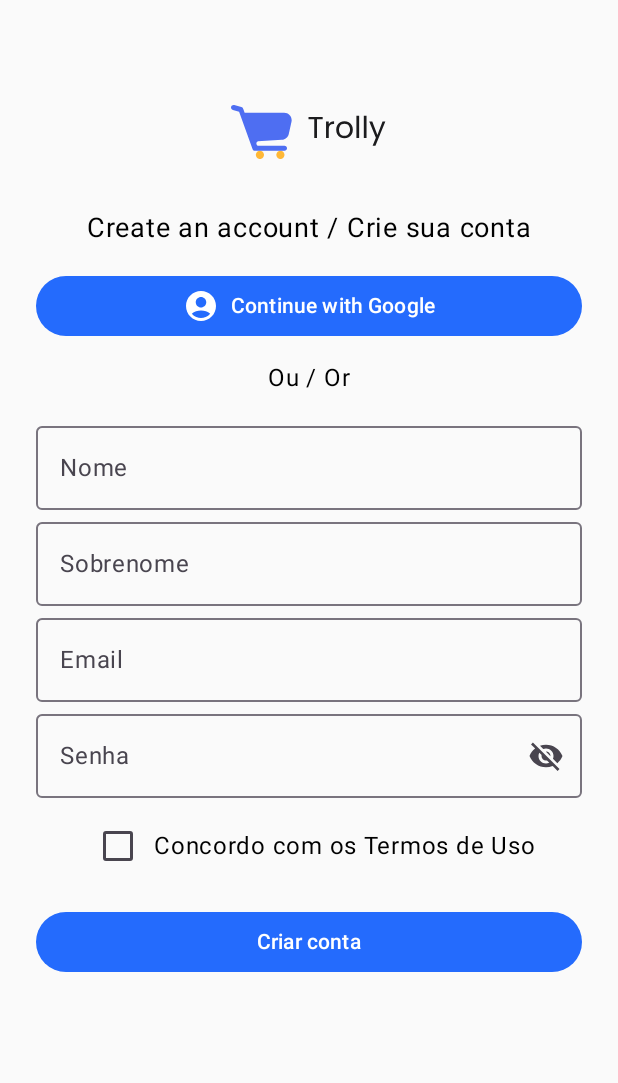
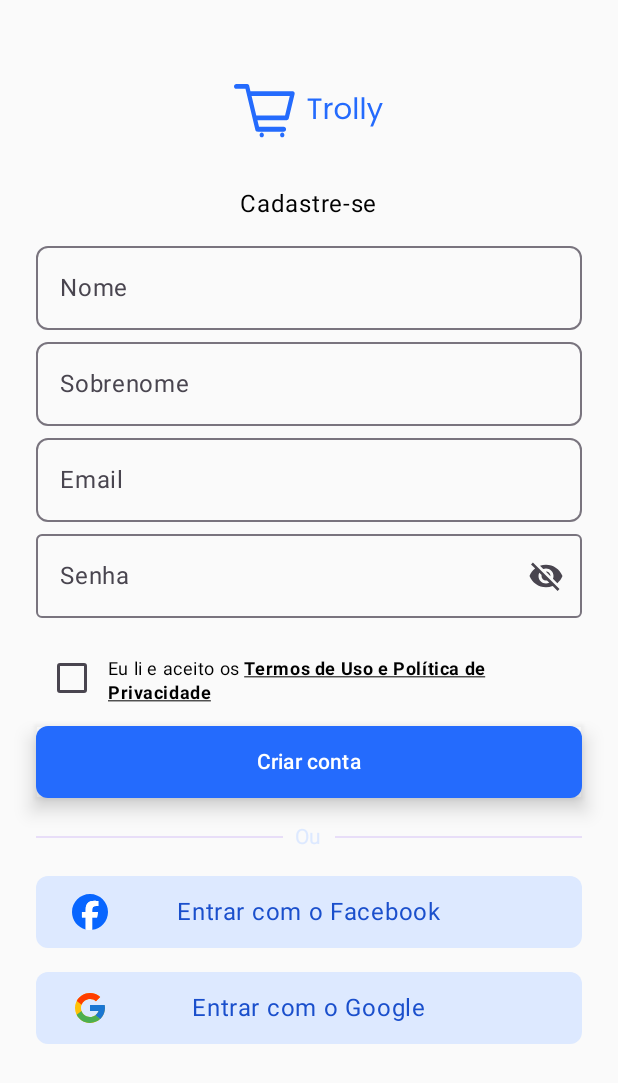
Before and after one commit to andersonlourenc/trolly, an Android app built with Jetpack Compose: the RegisterScreen screen opened through its navigation route, on a phone screen of 412 x 824 dp. Shown: the top 1083 px of the screen. Run offline under Robolectric (Android 15) with nearby library versions, the phone set to English and light mode, and no system bars; our stand-ins replace Firebase (no records; nobody signed in at launch, a user with empty details on screens opened directly).

Commit message:
upgrade in register and add terms and privacy policy

```diff
--- a/app/src/main/java/com/lourenc/trolly/MainActivity.kt
+++ b/app/src/main/java/com/lourenc/trolly/MainActivity.kt
@@ -1,4 +1,6 @@
 package com.lourenc.trolly
+
+import TermsAndPrivacyPolicyScreen
 
 import android.os.Bundle
 import androidx.activity.ComponentActivity
@@ -13,6 +15,7 @@ import com.lourenc.trolly.ui.screens.HomeScreen
 import com.lourenc.trolly.ui.screens.LaunchScreen
 import com.lourenc.trolly.ui.screens.LoginScreen
 import com.lourenc.trolly.ui.screens.RegisterScreen
+
 import com.lourenc.trolly.ui.theme.TrollyTheme
 
 class MainActivity : ComponentActivity() {
@@ -30,13 +33,17 @@ fun AppNavigator() {
     val context = LocalContext.current
 
     TrollyTheme {
-        NavHost(navController = navController, startDestination = "launch") {
+        NavHost(navController = navController, startDestination = "register") {
             composable("launch") { LaunchScreen(navController) }
             composable("register") { RegisterScreen(navController, context) }
             composable("login") { LoginScreen(navController, context) }
             composable("home") { HomeScreen() }
-            composable("forgot_password") { ForgotPasswordScreen(navController)
+            composable("forgot_password") { ForgotPasswordScreen(navController) }
+            composable("terms_privacy") { TermsAndPrivacyPolicyScreen(navController = navController)
             }
+
+
+
 
         }
     }
--- a/app/src/main/java/com/lourenc/trolly/ui/screens/RegisterScreen.kt
+++ b/app/src/main/java/com/lourenc/trolly/ui/screens/RegisterScreen.kt
@@ -7,6 +7,7 @@ import androidx.activity.result.ActivityResult
 import androidx.activity.result.contract.ActivityResultContracts
 import androidx.compose.foundation.Image
 import androidx.compose.foundation.layout.Arrangement
+import androidx.compose.foundation.layout.Box
 import androidx.compose.foundation.layout.Column
 import androidx.compose.foundation.layout.Row
 import androidx.compose.foundation.layout.Spacer
@@ -14,15 +15,18 @@ import androidx.compose.foundation.layout.fillMaxSize
 import androidx.compose.foundation.layout.fillMaxWidth
 import androidx.compose.foundation.layout.height
 import androidx.compose.foundation.layout.padding
-import androidx.compose.foundation.layout.width
+import androidx.compose.foundation.layout.size
+import androidx.compose.foundation.text.ClickableText
 import androidx.compose.material.icons.Icons
-import androidx.compose.material.icons.filled.AccountCircle
 import androidx.compose.material.icons.filled.Visibility
 import androidx.compose.material.icons.filled.VisibilityOff
 import androidx.compose.material3.Button
+import androidx.compose.material3.ButtonDefaults
 import androidx.compose.material3.Checkbox
+import androidx.compose.material3.Divider
 import androidx.compose.material3.Icon
 import androidx.compose.material3.IconButton
+import androidx.compose.material3.MaterialTheme
 import androidx.compose.material3.OutlinedTextField
 import androidx.compose.material3.Text
 import androidx.compose.runtime.Composable
@@ -32,12 +36,17 @@ import androidx.compose.runtime.remember
 import androidx.compose.runtime.setValue
 import androidx.compose.ui.Alignment
 import androidx.compose.ui.Modifier
+import androidx.compose.ui.draw.shadow
 import androidx.compose.ui.platform.LocalContext
 import androidx.compose.ui.res.painterResource
+import androidx.compose.ui.text.SpanStyle
+import androidx.compose.ui.text.buildAnnotatedString
+import androidx.compose.ui.text.font.FontWeight
 import androidx.compose.ui.text.input.PasswordVisualTransformation
 import androidx.compose.ui.text.input.VisualTransformation
+import androidx.compose.ui.text.style.TextDecoration
+import androidx.compose.ui.text.withStyle
 import androidx.compose.ui.unit.dp
-import androidx.compose.ui.unit.sp
 import androidx.navigation.NavController
 import com.google.android.gms.auth.api.signin.GoogleSignIn
 import com.google.android.gms.common.api.ApiException
@@ -51,7 +60,7 @@ import com.lourenc.trolly.auth.firebaseAuthWithGoogle
 @Composable
 fun RegisterScreen(navController: NavController, context: Context) {
     val context = LocalContext.current
-    val googleSignInClient = remember{ getGoogleSignInClient(context) }
+    val googleSignInClient = remember { getGoogleSignInClient(context) }
     val launcher = rememberLauncherForActivityResult(
         contract = ActivityResultContracts.StartActivityForResult()
     ) { result: ActivityResult ->
@@ -70,73 +79,61 @@ fun RegisterScreen(navController: NavController, context: Context) {
     var email by remember { mutableStateOf("") }
     var senha by remember { mutableStateOf("") }
     val passwordVisible = remember { mutableStateOf(false) }
-    var termosAceitos by remember { mutableStateOf(false) }
-
-
-
+    var termosAccepted by remember { mutableStateOf(false) }
 
 
     Column(
         modifier = Modifier
             .fillMaxSize()
             .padding(24.dp),
-        horizontalAlignment = Alignment.CenterHorizontally,
-        verticalArrangement = Arrangement.Top
+        verticalArrangement = Arrangement.Top,
+        horizontalAlignment = Alignment.CenterHorizontally
+
     ) {
-        Spacer(modifier = Modifier.height(24.dp))
 
         Image(
-            painter = painterResource(id = R.drawable.logo_color_textblack),
+            painter = painterResource(id = R.drawable.logo2),
             contentDescription = "Logo",
-            modifier = Modifier.height(80.dp)
+            modifier = Modifier.size(100.dp)
         )
 
-        Spacer(modifier = Modifier.height(12.dp))
-        Text("Create an account / Crie sua conta", fontSize = 18.sp)
 
-        Spacer(modifier = Modifier.height(16.dp))
+        Text("Cadastre-se")
 
-        Button(
-            onClick = {
-                launcher.launch(googleSignInClient.signInIntent)
-            },
-            modifier = Modifier.fillMaxWidth()
-        ) {
-            Icon(Icons.Default.AccountCircle, contentDescription = null)
-            Spacer(modifier = Modifier.width(8.dp))
-            Text("Continue with Google")
-        }
-
-        Spacer(modifier = Modifier.height(12.dp))
-        Text("Ou / Or")
-
-        Spacer(modifier = Modifier.height(12.dp))
+        Spacer(modifier = Modifier.height(8.dp))
 
         OutlinedTextField(
             value = nome,
             onValueChange = { nome = it },
             label = { Text("Nome") },
-            modifier = Modifier.fillMaxWidth()
+            singleLine = true,
+            modifier = Modifier.fillMaxWidth(),
+            shape = MaterialTheme.shapes.medium
         )
 
         OutlinedTextField(
             value = sobrenome,
             onValueChange = { sobrenome = it },
             label = { Text("Sobrenome") },
-            modifier = Modifier.fillMaxWidth()
+            singleLine = true,
+            modifier = Modifier.fillMaxWidth(),
+            shape = MaterialTheme.shapes.medium
         )
 
         OutlinedTextField(
             value = email,
             onValueChange = { email = it },
             label = { Text("Email") },
-            modifier = Modifier.fillMaxWidth()
+            singleLine = true,
+            modifier = Modifier.fillMaxWidth(),
+            shape = MaterialTheme.shapes.medium
         )
 
         OutlinedTextField(
             value = senha,
             onValueChange = { senha = it },
             label = { Text("Senha") },
+            singleLine = true,
             modifier = Modifier.fillMaxWidth(),
             visualTransformation = if (passwordVisible.value) VisualTransformation.None else PasswordVisualTransformation(),
             trailingIcon = {
@@ -148,42 +145,66 @@ fun RegisterScreen(navController: NavController, context: Context) {
                     Icon(imageVector = image, contentDescription = null)
                 }
             }
+        )
 
 
-        )
+        val annotatedText = buildAnnotatedString {
+            append("Eu li e aceito os ")
 
-        Spacer(modifier = Modifier.height(8.dp))
+            pushStringAnnotation(tag = "TERMS", annotation = "terms_privacy")
+            withStyle(
+                style = SpanStyle(
+                    fontWeight = FontWeight.Bold,
+                    textDecoration = TextDecoration.Underline
+                )
+            ) {
+                append("Termos de Uso e Política de Privacidade")
+            }
+            pop()
+        }
 
         Row(
-            verticalAlignment = Alignment.CenterVertically
+            modifier = Modifier
+                .padding(top = 16.dp)
+                .fillMaxWidth(),
+            verticalAlignment = Alignment.Top
         ) {
             Checkbox(
-                checked = termosAceitos,
-                onCheckedChange = { termosAceitos = it }
+                checked = termosAccepted,
+                onCheckedChange = { termosAccepted = it }
             )
-            Text("Concordo com os Termos de Uso")
+
+            ClickableText(
+                text = annotatedText,
+                style = MaterialTheme.typography.bodySmall,
+                modifier = Modifier.padding(top = 10.dp),
+                onClick = { offset ->
+                    annotatedText.getStringAnnotations(tag = "TERMS", start = offset, end = offset)
+                        .firstOrNull()?.let {
+                            navController.navigate("terms_privacy")
+                        }
+                }
+            )
         }
-
-        Spacer(modifier = Modifier.height(16.dp))
+Spacer(modifier = Modifier.height(8.dp))
 
         Button(
             onClick = {
-                println("===> Botão Criar Conta clicado")
+
                 if (!isValidPassword(senha)) {
                     Toast.makeText(
                         context,
                         "A senha deve conter pelo menos 8 caracteres.", Toast.LENGTH_LONG
                     ).show()
 
-
-
                     return@Button
                 }
-                if (!termosAceitos) {
+                if (!termosAccepted) {
                     Toast.makeText(
                         context, "Você deve aceitar os termos",
                         Toast.LENGTH_SHORT
                     ).show()
+
                     return@Button
                 }
 
@@ -196,9 +217,89 @@ fun RegisterScreen(navController: NavController, context: Context) {
                     navController = navController
                 )
             },
+            shape = MaterialTheme.shapes.medium,
             modifier = Modifier.fillMaxWidth()
+                .height(48.dp)
+                .shadow(elevation = 8.dp),
+            colors = ButtonDefaults.buttonColors(
+                containerColor = MaterialTheme.colorScheme.primary,
+                contentColor = MaterialTheme.colorScheme.onPrimary
+            )
         ) {
             Text("Criar conta")
+        }
+
+        DividerWithText()
+
+        Button(
+            onClick = {
+
+            },
+            modifier = Modifier
+                .fillMaxWidth()
+                .height(48.dp),
+            shape = MaterialTheme.shapes.medium,
+            colors = ButtonDefaults.buttonColors(
+                containerColor = MaterialTheme.colorScheme.secondary,
+                contentColor = MaterialTheme.colorScheme.onSecondary
+            )
+
+        ) {
+            Box(
+                modifier = Modifier.fillMaxWidth()
+            ) {
+
+                Image(
+                    painter = painterResource(id = R.drawable.facebook),
+                    contentDescription = "Facebook logo",
+                    modifier = Modifier
+                        .padding(start = 0.dp)
+                        .size(24.dp)
+                )
+
+                Text(
+                    "Entrar com o Facebook",
+                    modifier = Modifier.align(Alignment.Center),
+                    style = MaterialTheme.typography.bodyLarge
+                )
+            }
+        }
+        Spacer(modifier = Modifier.height(16.dp))
+
+        Button(
+            onClick = {
+                val signInIntent = googleSignInClient.signInIntent
+                launcher.launch(signInIntent)
+            },
+
+            modifier = Modifier.fillMaxWidth()
+                .height(48.dp),
+            shape = MaterialTheme.shapes.medium,
+            colors = ButtonDefaults.buttonColors(
+                containerColor = MaterialTheme.colorScheme.secondary,
+                contentColor = MaterialTheme.colorScheme.onSecondary
+            ),
+
+
+
+            ) {
+            Box(
+                modifier = Modifier.fillMaxWidth()
+            ) {
+                Image(
+                    painter = painterResource(id = R.drawable.google),
+                    contentDescription = "Google logo",
+                    modifier = Modifier
+                        .padding(start = 0.dp)
+                        .size(24.dp)
+                )
+
+                Text(
+                    "Entrar com o Google",
+                    modifier = Modifier.align(Alignment.Center),
+                    style = MaterialTheme.typography.bodyLarge
+                )
+            }
         }
     }
 }
@@ -210,3 +311,28 @@ fun isValidPassword(password: String): Boolean {
 
     return hasUppercase && hasDigit && isLongEnough
 }
+
+@Composable
+fun DividerWithText(text: String = "Ou") {
+    Row(
+        verticalAlignment = Alignment.CenterVertically,
+        modifier = Modifier
+            .fillMaxWidth()
+            .padding(vertical = 16.dp)
+    ) {
+        Divider(
+            modifier = Modifier.weight(1f),
+            color = MaterialTheme.colorScheme.secondaryContainer
+        )
+        Text(
+            text = text,
+            modifier = Modifier.padding(horizontal = 8.dp),
+            style = MaterialTheme.typography.bodyMedium,
+            color = MaterialTheme.colorScheme.secondary
+        )
+        Divider(
+            modifier = Modifier.weight(1f),
+            color = MaterialTheme.colorScheme.secondaryContainer
+        )
+    }
+}
--- a/app/src/main/res/drawable/logo_color_textblack.xml
+++ /dev/null
@@ -1,18 +0,0 @@
-<vector xmlns:android="http://schemas.android.com/apk/res/android"
-    android:width="104dp"
-    android:height="36dp"
-    android:viewportWidth="104"
-    android:viewportHeight="36">
-  <path
-      android:pathData="M16.55,33.24a2.73,2.76 0,1 0,5.46 0a2.73,2.76 0,1 0,-5.46 0z"
-      android:fillColor="#FFB836"/>
-  <path
-      android:pathData="M30.21,33.24a2.73,2.76 0,1 0,5.46 0a2.73,2.76 0,1 0,-5.46 0z"
-      android:fillColor="#FFB836"/>
-  <path
-      android:pathData="M0.06,1.27C0.3,0.36 1.24,-0.18 2.15,0.06L6.89,1.35C7.46,1.5 7.89,1.93 8.07,2.45C8.14,2.56 8.2,2.67 8.25,2.8L9.09,5.13H35.45C38.64,5.13 41.02,8.09 40.33,11.21L38.52,19.34C38.03,21.52 36.16,23.11 33.93,23.24L17.92,24.17C17.81,24.29 17.68,24.38 17.56,24.44C17.35,24.54 17.18,24.72 17.07,24.95C16.95,25.18 16.9,25.45 16.92,25.73C16.94,26.02 17.02,26.3 17.17,26.54C17.31,26.78 17.5,26.98 17.72,27.1C17.82,27.15 17.92,27.19 18.03,27.21H35.68C36.6,27.21 37.34,27.95 37.34,28.86C37.34,29.77 36.6,30.51 35.68,30.51H16.05C15.91,30.51 15.77,30.49 15.64,30.46C15.09,30.37 14.6,29.99 14.39,29.42L5.4,4.48L1.27,3.36C0.36,3.12 -0.18,2.18 0.06,1.27Z"
-      android:fillColor="#4E6EF2"/>
-  <path
-      android:pathData="M61.12,8.06V9.54H57.32V22H55.5V9.54H51.68V8.06H61.12ZM65.18,12.82C65.5,12.19 65.95,11.71 66.54,11.36C67.14,11.01 67.87,10.84 68.72,10.84V12.72H68.24C66.2,12.72 65.18,13.83 65.18,16.04V22H63.36V11.04H65.18V12.82ZM75.6,22.18C74.57,22.18 73.64,21.95 72.8,21.48C71.97,21.01 71.32,20.35 70.84,19.5C70.37,18.63 70.14,17.63 70.14,16.5C70.14,15.38 70.38,14.39 70.86,13.54C71.35,12.67 72.02,12.01 72.86,11.56C73.7,11.09 74.64,10.86 75.68,10.86C76.72,10.86 77.66,11.09 78.5,11.56C79.34,12.01 80,12.67 80.48,13.52C80.97,14.37 81.22,15.37 81.22,16.5C81.22,17.63 80.97,18.63 80.46,19.5C79.97,20.35 79.29,21.01 78.44,21.48C77.59,21.95 76.64,22.18 75.6,22.18ZM75.6,20.58C76.25,20.58 76.87,20.43 77.44,20.12C78.01,19.81 78.47,19.35 78.82,18.74C79.18,18.13 79.36,17.38 79.36,16.5C79.36,15.62 79.19,14.87 78.84,14.26C78.49,13.65 78.04,13.19 77.48,12.9C76.92,12.59 76.31,12.44 75.66,12.44C74.99,12.44 74.38,12.59 73.82,12.9C73.27,13.19 72.83,13.65 72.5,14.26C72.17,14.87 72,15.62 72,16.5C72,17.39 72.16,18.15 72.48,18.76C72.81,19.37 73.25,19.83 73.8,20.14C74.35,20.43 74.95,20.58 75.6,20.58ZM85.43,7.2V22H83.61V7.2H85.43ZM90.36,7.2V22H88.54V7.2H90.36ZM102.9,11.04L96.3,27.16H94.42L96.58,21.88L92.16,11.04H94.18L97.62,19.92L101.02,11.04H102.9Z"
-      android:fillColor="#1C1C1E"/>
-</vector>
```
Also changed, not shown: app/src/main/java/com/lourenc/trolly/ui/screens/TermsAndPrivacyPolicyScreen.kt (added, +103 -0 lines), app/src/main/res/drawable/logo_white_textwhite.xml (deleted, +0 -18 lines).
